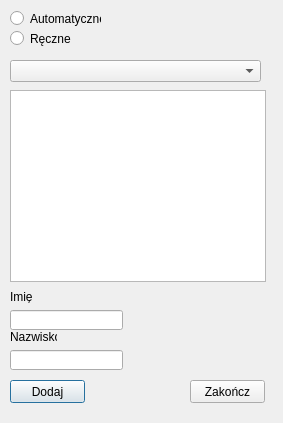
Qt form add_presence_dialog.ui (MichalKNR/FitMaster5000) before a commit.
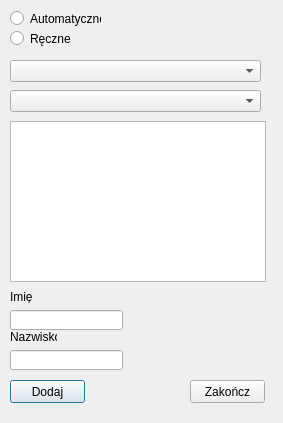
The same form after that commit.

Diff of the .ui file:
```diff
--- a/add_presence_dialog.ui
+++ b/add_presence_dialog.ui
@@ -115,9 +115,9 @@
    <property name="geometry">
     <rect>
      <x>10</x>
-     <y>90</y>
+     <y>121</y>
      <width>256</width>
-     <height>192</height>
+     <height>161</height>
     </rect>
    </property>
   </widget>
@@ -131,6 +131,16 @@
     </rect>
    </property>
   </widget>
+  <widget class="QComboBox" name="Data_CB">
+   <property name="geometry">
+    <rect>
+     <x>10</x>
+     <y>90</y>
+     <width>251</width>
+     <height>22</height>
+    </rect>
+   </property>
+  </widget>
  </widget>
  <resources/>
  <connections/>
```
